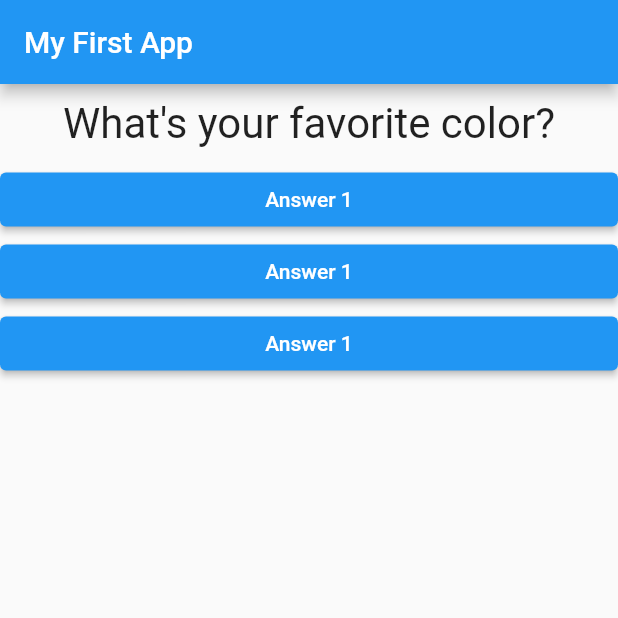
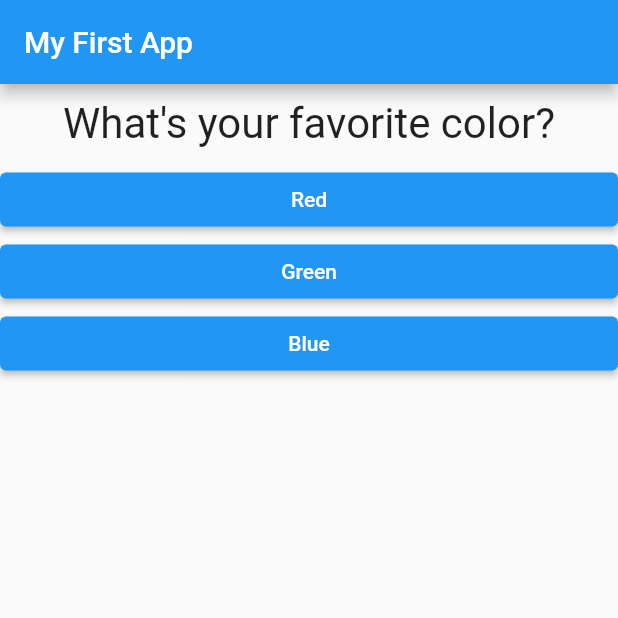
Before and after one commit to JesusMF23/course-repo, a Flutter app: the screen it shows after launch, on a phone screen of 412 x 824 dp, the top half of it. Run offline on Flutter 3.47's test engine with Material 2 defaults, Android fonts, the phone set to English and light mode, and no system bars.

Commit message:
session-45-mapping lists to widgets

```diff
--- a/my_app_1/flutter_application_1/lib/answer.dart
+++ b/my_app_1/flutter_application_1/lib/answer.dart
@@ -2,8 +2,9 @@ import 'package:flutter/material.dart';
 
 class Answer extends StatelessWidget {
   final VoidCallback selectHandler;
+  final String answerText;
 
-  Answer(this.selectHandler);
+  Answer(this.selectHandler, this.answerText);
 
   @override
   Widget build(BuildContext context) {
@@ -14,7 +15,7 @@ class Answer extends StatelessWidget {
             backgroundColor: MaterialStateProperty.all<Color>(Colors.blue)),
         onPressed:
             selectHandler, //we need to call it without (), with () flutter executes the function ALWAYS, not only when onpressed
-        child: Text("Answer 1"), // content inside the button
+        child: Text(answerText), // content inside the button
       ),
     );
   }
--- a/my_app_1/flutter_application_1/lib/main.dart
+++ b/my_app_1/flutter_application_1/lib/main.dart
@@ -40,9 +40,18 @@ class _MyAppState extends State<MyApp> {
   // ignore: dead_code, dead_code
   Widget build(BuildContext context) {
     var questions = [
-      "What's your favorite color?",
-      "What's your favorite animal?",
-      "What's your favorite food?"
+      {
+        "questionText": "What's your favorite color?",
+        "answers": ["Red", "Green", "Blue"]
+      },
+      {
+        "questionText": "What's your favorite animal?",
+        "answers": ["Dog", "Cat", "Bird"]
+      },
+      {
+        "questionText": "What's your favorite food?",
+        "answers": ["Pizza", "Sushi", "Pasta", "Burger"]
+      }
     ];
     return MaterialApp(
       home: Scaffold(
@@ -52,11 +61,14 @@ class _MyAppState extends State<MyApp> {
         body: Column(
           children: [
             Question(//we are using the custom widget built in question.dart
-                questions[_questionIndex]), //could use questions.elementAt(0)
-            Answer(
-                _answerQuestion), //we are using the custom widget built in answer.dart
-            Answer(_answerQuestion),
-            Answer(_answerQuestion),
+                questions[_questionIndex]["questionText"]
+                    as String), //could use questions.elementAt(0)
+            ...(questions[_questionIndex]["answers"] as List<String>)
+                .map((answer) {
+              // the ... takes all values in a list and get them out of the list to the parent widget
+              // in this case, we add the values of a list to the parent widget list
+              return Answer(_answerQuestion, answer);
+            }).toList()
           ],
         ),
       ),
--- a/my_app_1/flutter_application_1/pubspec.yaml
+++ b/my_app_1/flutter_application_1/pubspec.yaml
@@ -29,6 +29,7 @@ environment:
 dependencies:
   flutter:
     sdk: flutter
+  http: ^0.13.4
 
 
   # The following adds the Cupertino Icons font to your application.
```
Also changed, not shown: my_app_1/flutter_application_1/pubspec.lock.
